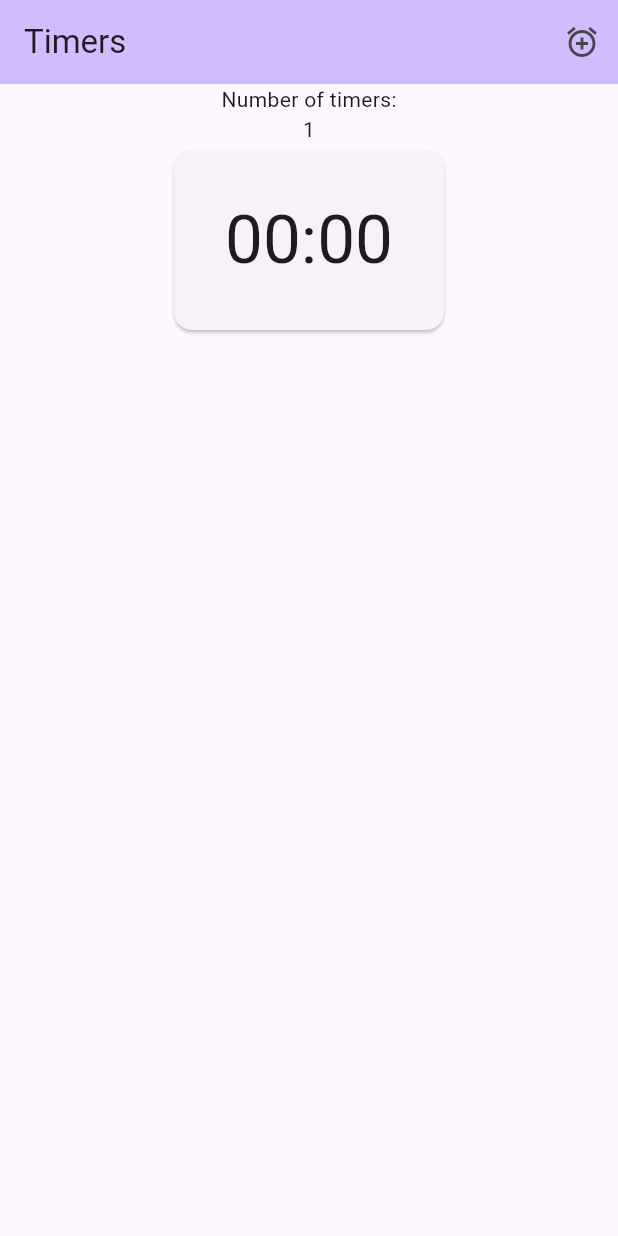
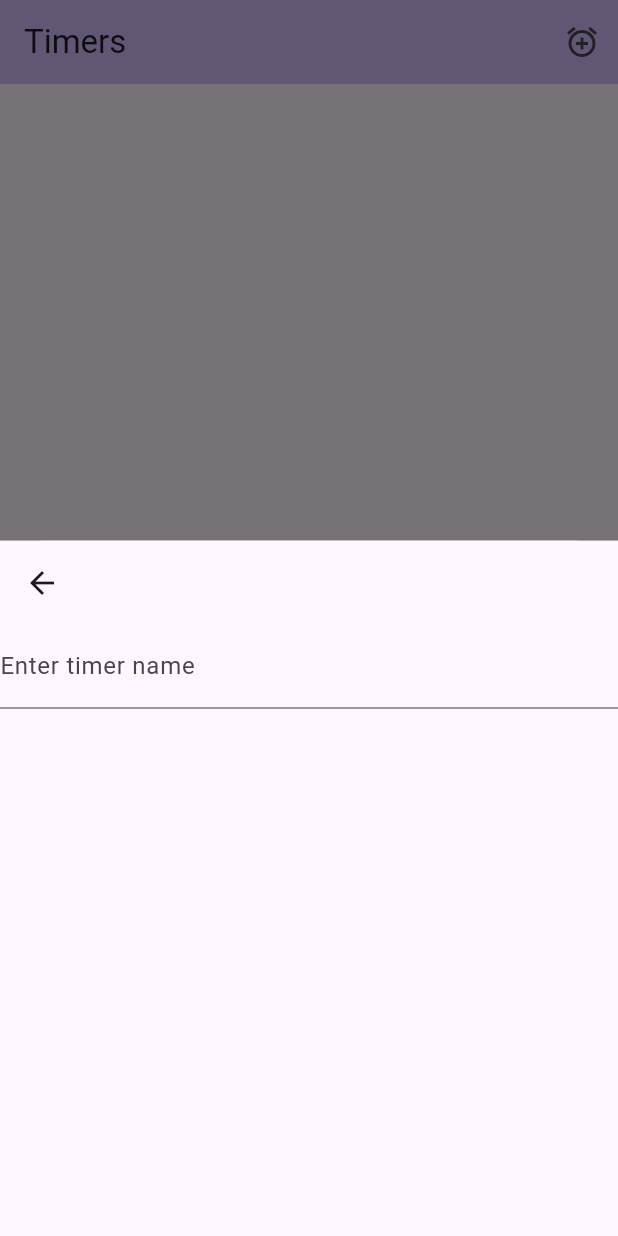
Before and after one commit to orangatun/timing-flutter, a Flutter app: the screen it shows after launch, after a tap on the "add alarm" icon, on a phone screen of 412 x 824 dp. Run offline on Flutter 3.47's test engine with Material 2 defaults, Android fonts, the phone set to English and light mode, and no system bars.

Commit message:
Adds delete functionality to timers

```diff
--- a/timing/lib/main.dart
+++ b/timing/lib/main.dart
@@ -1,4 +1,3 @@
-
 
 import 'package:intl/intl.dart';
 import 'package:provider/provider.dart';
@@ -11,7 +10,6 @@ void main() {
 class MyApp extends StatelessWidget {
   const MyApp({super.key});
 
-  // This widget is the root of your application.
   @override
   Widget build(BuildContext context) {
     return ChangeNotifierProvider(
@@ -28,28 +26,41 @@ class MyApp extends StatelessWidget {
   }
 }
 
+
 class MyAppState extends ChangeNotifier {
-  // List<TimerClock> timers = List.empty(growable: true);
   List<TimerClock> timers = [];
 
-  void timerStartStop(index) {
-
-    // if(timers[index].status == true) {
-    //   timers[index].stopTimer();
-    // } else {
-    //   timers[index].startTimer();
-    // }
-    print('Started/Stopped timer');
-    // notifyListeners();
+  void addTimer(String name) {
+    timers.add(TimerClock(name));
+    notifyListeners();
   }
 
-  void addTimer() {
-    timers.add(TimerClock());
-    print('Added timer');
+  void deleteTimer(TimerClock timer) {
+    for(TimerClock t in timers) {
+      if(t.hashCode == timer.hashCode) {
+        timers.remove(t);
+        break;
+      }
+    }
     notifyListeners();
   }
-  //TO-DO: Add timer and Delete Timer functions
+
+  void startTimer(TimerClock t) {
+    t.startTimer();
+    notifyListeners();
+  }
+
+  void stopTimer(TimerClock t) {
+    t.stopTimer();
+    notifyListeners();
+  }
+
+  void setTimerName(TimerClock t, String name) {
+    t.name = name;
+    notifyListeners();
+  }
 }
+
 
 class MyHomePage extends StatefulWidget {
   const MyHomePage({super.key, required this.title});
@@ -77,7 +88,7 @@ class TimerClock {
   late String name;
   late List<Pair<DateTime>> past;
 
-  TimerClock() {
+  TimerClock(this.name) {
     running = Duration.zero;
     past = [];
   }
@@ -121,8 +132,66 @@ class TimerClock {
 }
 
 
+class TimerCard extends StatelessWidget {
+  TimerCard({
+    super.key,
+    required this.t,
+  });
+
+  final TimerClock t;
+
+  final numFormat = NumberFormat('00', 'en_US');
+
+  @override
+  Widget build(BuildContext context) {
+
+  var appState = context.watch<MyAppState>();
+
+
+  final theme = Theme.of(context);
+  final timeStyle = theme.textTheme.displayMedium;//!.copyWith(color: theme.colorScheme.onSecondary);
+  // final cardStyle = theme.colorScheme.primary;
+
+    return Center(
+      child: Card(
+          child: InkWell(
+            onLongPress: () => {
+              Navigator.push(context, MaterialPageRoute(builder: (context) => TimerDetailsView(timer: t)))
+            },
+            onTap: () => {
+                if(t.status == true) {
+                  appState.stopTimer(t)
+                } else {
+                  appState.startTimer(t)
+                }
+            },
+            child: SizedBox(
+              height: 120,
+              width: 180,
+              child: Center(
+                child: Column(
+                  mainAxisAlignment: MainAxisAlignment.center,
+                  children: [
+                    Padding(
+                      padding: const EdgeInsets.all(8.0),
+                      child: Text(
+                        '${numFormat.format(t.running.inMinutes)}:${numFormat.format(t.running.inSeconds%60)}',
+                        style: timeStyle
+                        ),
+                    ),
+                      Text(t.name),
+                  ],
+                ),
+              ),
+              ),
+          ),
+      ),
+    );
+  }
+}
+
+
 class _MyHomePageState extends State<MyHomePage> {
-
 
   @override
   Widget build(BuildContext context) {
@@ -139,8 +208,38 @@ class _MyHomePageState extends State<MyHomePage> {
           actions: <Widget>[
             IconButton(
               onPressed: () {
-                appState.addTimer();
-                print('Timer added');
+                showModalBottomSheet<void>(context: context, builder: (BuildContext context) {
+                  return Scaffold(
+
+                  appBar: AppBar(
+                    // title: const Text('Add Timer'),
+
+                    // leading: TextButton(
+                    // // leading: IconButton(icon: Icon(Icons.cancel_outlined),
+                    //   child: const Text('Cancel'),
+                    //   onPressed: () => Navigator.pop(context),
+                    // ),
+                  ),
+                  // body: Card(child: const Text('Name')),
+                  body: Column(
+                    children: <Widget>[
+
+                      TextFormField(
+                        autocorrect: true,
+                        decoration: const InputDecoration(
+                          border: UnderlineInputBorder(),
+                          labelText: 'Enter timer name',
+                        ),
+                        onFieldSubmitted: (value) => appState.addTimer(value),
+                      )
+
+                    ],
+                  )
+                );
+              }
+              );
+
+
               },
               icon: const Icon(Icons.add_alarm_outlined))
           ],
@@ -158,8 +257,8 @@ class _MyHomePageState extends State<MyHomePage> {
         actions: <Widget>[
           IconButton(
             onPressed: () {
-              appState.addTimer();
-            },
+                appState.addTimer('Tmp');
+              },
             icon: const Icon(Icons.add_alarm_outlined))
         ],
       ),
@@ -176,7 +275,7 @@ class _MyHomePageState extends State<MyHomePage> {
               child: ListView(
                   children: <Widget>[
                     for(final t in appState.timers)
-                      TimerView(t: t),
+                      TimerCard(t: t),
                   ],
                 ),
             ),
@@ -187,44 +286,55 @@ class _MyHomePageState extends State<MyHomePage> {
   }
 }
 
-class TimerView extends StatelessWidget {
-  TimerView({
-    super.key,
-    required this.t,
-  });
 
-  final TimerClock t;
+class TimerDetailsView extends StatelessWidget {
 
-  final numFormat = NumberFormat('00', 'en_US');
+  const TimerDetailsView({super .key, required this.timer});
 
-
+  final TimerClock timer;
 
   @override
   Widget build(BuildContext context) {
 
-  final theme = Theme.of(context);
-  final timeStyle = theme.textTheme.displayMedium;//!.copyWith(color: theme.colorScheme.onSecondary);
-  // final cardStyle = theme.colorScheme.primary;
 
-    return Center(
-      child: Card(
-        child: InkWell(
-          onLongPress: () => {
-            print('Long pressed this one')
-          },
-          onTap: () => {
-            t.toggleTimer()
-          },
-          child: SizedBox(
-            height: 120,
-            width: 180,
-            child: Center(
-              child: Text(
-                '${numFormat.format(t.running.inMinutes)}:${numFormat.format(t.running.inSeconds%60)}',
-                style: timeStyle
+    var appContext = context.watch<MyAppState>();
+
+    return Scaffold(
+      appBar: AppBar(
+        backgroundColor: Theme.of(context).colorScheme.inversePrimary,
+        title: Text(timer.name),
+      ),
+      body: Center(
+        child: Padding(
+          padding: const EdgeInsets.fromLTRB(8.0, 40.0, 8.0, 8.0),
+          child: Column(
+
+            children: [
+              SizedBox(
+                width: 350,
+                child: TextFormField(
+                  autocorrect: true,
+                  decoration: const InputDecoration(
+                    border: OutlineInputBorder(),
+                    labelText: 'Timer Name'
+                  ),
+                  initialValue: timer.name,
+                  onFieldSubmitted: (value) => {
+                      appContext.setTimerName(timer, value),
+                      Navigator.pop(context) // TO-DO: Move this to a done button.
+                  },
+
                 ),
-            ),
-            ),
+              ),
+              FilledButton(
+                onPressed: () => {
+                  appContext.deleteTimer(timer),
+                  Navigator.pop(context)
+                },
+                child: const Text('Delete'),
+              ),
+            ]
+          ),
         ),
       ),
     );
```
